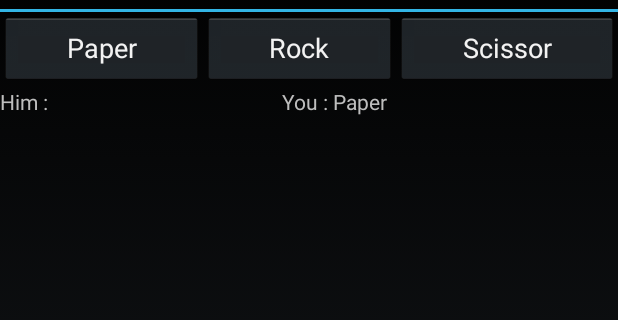
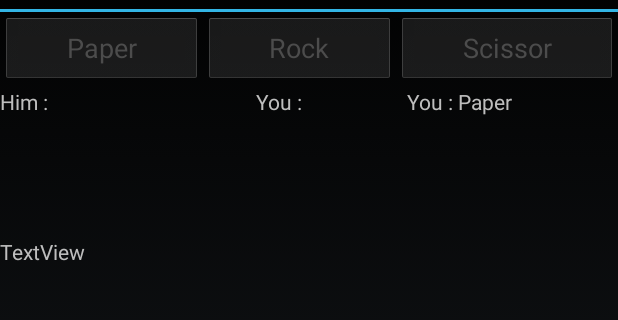
Before and after one commit to qannoufoualid/Shifumi, an Android app: the GameActivity screen opened directly, with no data from a screen before it, after a tap on "Paper", on a phone screen of 412 x 824 dp, the part 60-380 px from its top. Run offline under Robolectric (Android 15) with nearby library versions, the light colour scheme and no system bars; 4 statements that could not run were skipped.

Commit message:
Tout fonctionne

```diff
--- a/app/src/main/java/com/ihm/shifumi/Action.java
+++ b/app/src/main/java/com/ihm/shifumi/Action.java
@@ -10,7 +10,8 @@ import java.util.Map;
 public enum Action {
     PAPER(1),
     ROCK(2),
-    SCISSOR(3);
+    SCISSOR(3),
+    REPLAY(4);
 
     private int value;
     private static Map map = new HashMap();
--- a/app/src/main/java/com/ihm/shifumi/GameActivity.java
+++ b/app/src/main/java/com/ihm/shifumi/GameActivity.java
@@ -4,26 +4,36 @@ import android.app.Activity;
 import android.content.Intent;
 import android.net.wifi.p2p.WifiP2pInfo;
 import android.os.AsyncTask;
-import android.os.Parcelable;
 import android.os.StrictMode;
-import android.support.v7.app.AppCompatActivity;
 import android.os.Bundle;
 import android.util.Log;
 import android.view.View;
 import android.widget.Button;
 import android.widget.TextView;
-import android.widget.Toast;
 
 import java.net.Socket;
 import java.util.concurrent.ExecutionException;
 
-import com.ihm.shifumi.players.ClientPlayer;
 import com.ihm.shifumi.players.Player;
-import com.ihm.shifumi.players.ServerPlayer;
 
 public class GameActivity extends Activity {
 
+
+    private TextView tvHim ;
+    private TextView tvYou;
+    private TextView tvResult;
+
+    private Socket socket;
+
+    Button paperButton;
+    Button rockButton;
+    Button scissorButton;
+    private Button btn_rematch;
+
     private Player player;
+
+    private Action my_move;
+    private Action his_move;
 
     @Override
     protected void onCreate(Bundle savedInstanceState) {
@@ -38,14 +48,20 @@ public class GameActivity extends Activity {
             StrictMode.setThreadPolicy(policy);
         }
 
-        TextView tvHim = (TextView) findViewById(R.id.tvHim);
-        TextView tvYou = (TextView) findViewById(R.id.tvYou);
+        btn_rematch = findViewById(R.id.btn_rematch);
+        btn_rematch.setEnabled(false);
+        btn_rematch.setVisibility(View.GONE);
+        btn_rematch.setOnClickListener(new RematchListener(this));
+
+        tvResult = findViewById(R.id.tvResult);
+        tvHim = (TextView) findViewById(R.id.tvHim);
+        tvYou = (TextView) findViewById(R.id.tvYou);
         // Get the Intent that started this activity and extract the string
         Intent intent = getIntent();
         WifiP2pInfo info = intent.getParcelableExtra("deviceInfo");
 
 
-        Socket socket = null;
+        socket = null;
         try {
             if(info.isGroupOwner){
 
@@ -62,14 +78,84 @@ public class GameActivity extends Activity {
 
 
 
-        Button paperButton = (Button) findViewById(R.id.btnPaper);
-        Button rockButton = (Button) findViewById(R.id.btnRock);
-        Button scissorButton = (Button) findViewById(R.id.btnScissor);
+        paperButton = findViewById(R.id.btnPaper);
+        rockButton = findViewById(R.id.btnRock);
+        scissorButton = findViewById(R.id.btnScissor);
 
-        paperButton.setOnClickListener(new GameClickListener(Action.PAPER, socket, tvYou));
-        rockButton.setOnClickListener(new GameClickListener(Action.ROCK, socket, tvYou));
-        scissorButton.setOnClickListener(new GameClickListener(Action.SCISSOR, socket, tvYou));
+
+
+        paperButton.setOnClickListener(new GameClickListener(Action.PAPER, socket, tvYou, this));
+        rockButton.setOnClickListener(new GameClickListener(Action.ROCK, socket, tvYou, this));
+        scissorButton.setOnClickListener(new GameClickListener(Action.SCISSOR, socket, tvYou, this));
 
 
     }
+
+    public void onMessageReceived(Action message){
+        tvHim.setText("???");
+        his_move = message;
+        resolution();
+    }
+
+    public void resolution(){
+        Log.i("INFO !!", "On passe dans la résolution");
+        if(my_move != null && his_move !=null){
+            if(my_move == Action.PAPER){//paper
+                if(his_move == Action.PAPER)
+                    tvResult.setText("TIE !");
+                else if(his_move == Action.ROCK){
+                    tvResult.setText("YOU WIN !");
+                }else
+                    tvResult.setText("YOU LOSE !");
+            }else if(my_move == Action.ROCK){// rock
+                if(his_move == Action.PAPER)
+                    tvResult.setText("YOU LOSE !");
+                else if(his_move == Action.ROCK){
+                    tvResult.setText("TIE !");
+                }else
+                    tvResult.setText("YOU WIN !");
+            }else if(my_move == Action.SCISSOR){ //scissors
+                if(his_move == Action.PAPER)
+                    tvResult.setText("YOU WIN !");
+                else if(his_move == Action.ROCK){
+                    tvResult.setText("YOU LOSE !");
+                }else
+                    tvResult.setText("TIE !");
+            }else{
+                Log.wtf("lol", "On est sorti de l'enum");
+            }
+            tvHim.setText(his_move.getStringValue());
+            btn_rematch.setEnabled(true);
+            btn_rematch.setVisibility(View.VISIBLE);
+        }
+
+
+    }
+
+    public void setMyMove(Action myMove) {
+        this.my_move = myMove;
+    }
+
+    public void enableGameButton(boolean b){
+        paperButton.setEnabled(b);
+        scissorButton.setEnabled(b);
+        rockButton.setEnabled(b);
+
+    }
+
+    public void reset(){
+        enableGameButton(true);
+        my_move = null;
+        his_move = null;
+        tvHim.setText("");
+        tvYou.setText("");
+    }
+
+    public Socket getSocket() {
+        return socket;
+    }
+
+    public void setSocket(Socket socket) {
+        this.socket = socket;
+    }
 }
--- a/app/src/main/java/com/ihm/shifumi/GameClickListener.java
+++ b/app/src/main/java/com/ihm/shifumi/GameClickListener.java
@@ -16,19 +16,23 @@ public class GameClickListener implements View.OnClickListener {
     private Action action;
     private Socket socket;
     private TextView tvYou;
+    private GameActivity activity;
 
-    public GameClickListener(Action action, Socket socket, TextView tvYou){
+    public GameClickListener(Action action, Socket socket, TextView tvYou, GameActivity activity){
         this.action = action;
         this.socket = socket;
         this.tvYou = tvYou;
+        this.activity = activity;
     }
 
     @Override
     public void onClick(View view) {
 
         tvYou.setText("You : "+action.getStringValue());
-
+        activity.setMyMove(action);
         Log.d("GameClickListener", "Sending the message ...");
         new MessageSender().executeOnExecutor(AsyncTask.THREAD_POOL_EXECUTOR,socket, action);
+        activity.enableGameButton(false);
+        activity.resolution();
     }
 }
--- /dev/null
+++ b/app/src/main/java/com/ihm/shifumi/RematchListener.java
@@ -0,0 +1,24 @@
+package com.ihm.shifumi;
+
+import android.os.AsyncTask;
+import android.view.View;
+
+/**
+ * Created by delemazu3u on 29/01/2018.
+ */
+
+class RematchListener implements View.OnClickListener {
+
+    private GameActivity activity;
+
+
+    public RematchListener(GameActivity activity) {
+        this.activity = activity;
+    }
+
+    @Override
+    public void onClick(View view) {
+        activity.reset();
+        new MessageSender().executeOnExecutor(AsyncTask.THREAD_POOL_EXECUTOR,activity.getSocket(),Action.REPLAY);
+    }
+}
--- a/app/src/main/res/layout/activity_game.xml
+++ b/app/src/main/res/layout/activity_game.xml
@@ -6,7 +6,6 @@
     android:layout_height="match_parent"
     tools:context="com.ihm.shifumi.GameActivity"
     android:orientation="vertical">
-
 
 
     <LinearLayout
@@ -42,18 +41,44 @@
         android:layout_height="100dp">
 
         <TextView
+            android:id="@+id/tvbgHim"
+            android:layout_width="wrap_content"
+            android:layout_height="wrap_content"
+            android:layout_weight="1"
+            android:text="@string/stringHim" />
+
+        <TextView
             android:id="@+id/tvHim"
             android:layout_width="wrap_content"
             android:layout_height="wrap_content"
+            android:layout_weight="1" />
+
+        <TextView
+            android:id="@+id/tvbgYou"
+            android:layout_width="wrap_content"
+            android:layout_height="wrap_content"
             android:layout_weight="1"
-            android:text="Him : " />
+            android:text="@string/stringYou" />
+
         <TextView
             android:id="@+id/tvYou"
             android:layout_width="wrap_content"
             android:layout_height="wrap_content"
-            android:layout_weight="1"
-            android:text="You : " />
+            android:layout_weight="1" />
 
     </LinearLayout>
 
+    <TextView
+        android:id="@+id/tvResult"
+        android:layout_width="match_parent"
+        android:layout_height="wrap_content"
+        android:text="TextView" />
+
+    <Button
+        android:id="@+id/btn_rematch"
+        android:layout_width="match_parent"
+        android:layout_height="wrap_content"
+        android:text="Button"
+        tools:text="@string/btn_rematch" />
+
 </LinearLayout>
--- a/app/src/main/res/values/strings.xml
+++ b/app/src/main/res/values/strings.xml
@@ -18,4 +18,7 @@
 
     <!-- TODO: Remove or change this placeholder text -->
     <string name="hello_blank_fragment">Hello blank fragment</string>
+    <string name="stringHim">Him : </string>
+    <string name="stringYou">You : </string>
+    <string name="btn_rematch">Rejouer</string>
 </resources>
```
Also changed, not shown: app/src/main/java/com/ihm/shifumi/MessageReceiver.java (+7 -4 lines).
